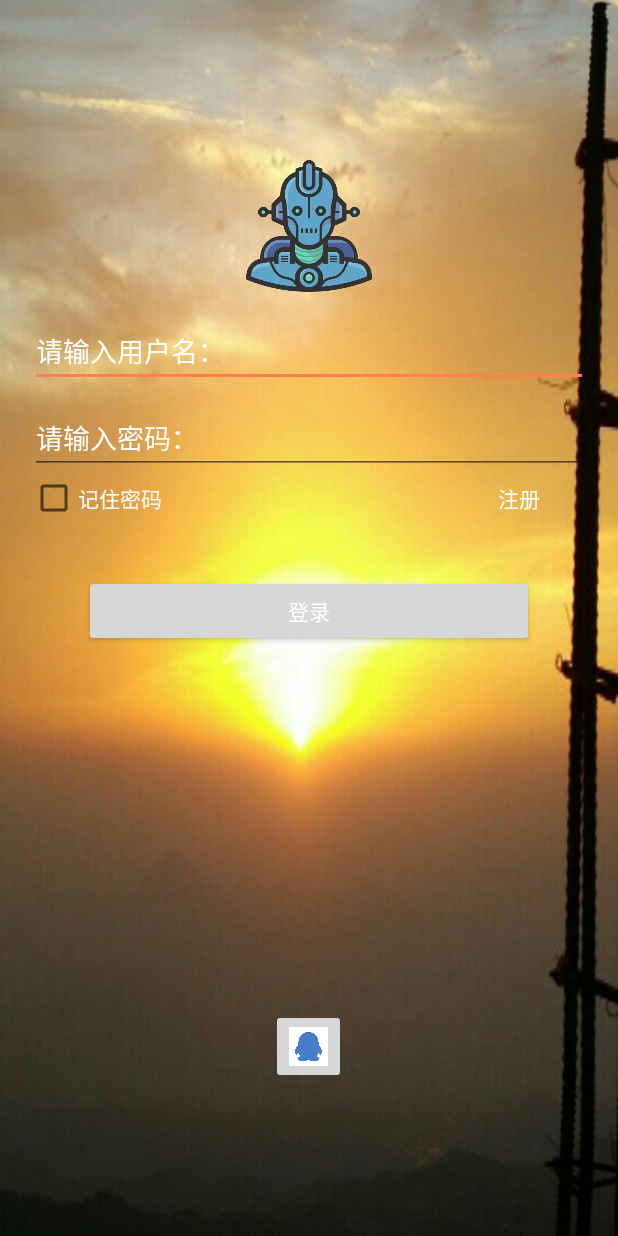
After one commit to yongchaos-Ma/secureLocation, an Android app: the layout login_activity.xml on its own in the app's theme, with its tools: preview values and no code run, on a phone screen of 412 x 824 dp. The commit adds this screen. Run offline under Robolectric (Android 15) with nearby library versions, the phone set to English and light mode, and no system bars.

Commit message:
2020/11/19 logindemo completed

```diff
--- a/app/build.gradle
+++ b/app/build.gradle
@@ -56,5 +56,5 @@ dependencies {
     annotationProcessor 'com.github.bumptech.glide:compiler:4.11.0'
     implementation "androidx.swiperefreshlayout:swiperefreshlayout:1.1.0"
 
-    implementation 'com.android.support:multidex:1.0.3'
+    implementation 'androidx.multidex:multidex:2.0.0'
 }
--- a/app/src/main/java/com/example/myapplication/DemoListActivity.java
+++ b/app/src/main/java/com/example/myapplication/DemoListActivity.java
@@ -17,8 +17,9 @@ import com.tbruyelle.rxpermissions2.RxPermissions;
 
 public class DemoListActivity extends ListActivity {
 
-    private ClassAndName[] datas = {
+    private final ClassAndName[] datas = {
             new ClassAndName(LocationActivity.class,"主程序"),
+            new ClassAndName(LoginActivity.class,"登录程序测试"),
             new ClassAndName(MainActivity.class,"基础标记显示"),
             new ClassAndName(TextOverlayActivity.class,"文字覆盖物"),
             //new ClassAndName(MarkerOverlayActivity.class,"标志覆盖物"),
--- /dev/null
+++ b/app/src/main/res/layout/login_activity.xml
@@ -0,0 +1,86 @@
+<?xml version="1.0" encoding="utf-8"?>
+<RelativeLayout xmlns:android="http://schemas.android.com/apk/res/android"
+    android:layout_width="match_parent"
+    android:layout_height="match_parent"
+    android:paddingTop="100dp"
+    android:paddingLeft="20dp"
+    android:paddingRight="20dp"
+    android:background="@drawable/im_background">
+    <ImageView
+        android:id="@+id/iv_1"
+        android:layout_width="100dp"
+        android:layout_height="100dp"
+        android:layout_centerHorizontal="true"
+        android:scaleType="fitCenter"
+        android:src="@drawable/im_robot"/>
+    <EditText
+        android:id="@+id/et_username"
+        android:layout_width="match_parent"
+        android:layout_height="wrap_content"
+        android:lines="1"
+        android:layout_marginTop="10dp"
+        android:hint="@string/hint_username"
+        android:textColorHint="@color/white"
+        android:textColor="@color/white"
+        android:layout_below="@id/iv_1"/>
+    <EditText
+        android:id="@+id/et_password"
+        android:layout_width="match_parent"
+        android:layout_height="wrap_content"
+        android:lines="1"
+        android:hint="@string/hint_password"
+        android:inputType="textPassword"
+        android:layout_marginTop="10dp"
+        android:layout_below="@id/et_username"
+        android:textColor="@color/white"
+        android:textColorHint="@color/white"/>
+    <LinearLayout
+        android:id="@+id/ly_1"
+        android:layout_below="@id/et_password"
+        android:layout_width="match_parent"
+        android:layout_height="wrap_content"
+        android:orientation="horizontal">
+        <CheckBox
+            android:id="@+id/cb_rm"
+            android:layout_width="wrap_content"
+            android:layout_height="wrap_content"
+            android:layout_below="@id/et_password"
+            android:text="@string/checkbox_re"
+            android:textColor="@color/white"
+            android:layout_gravity="left"
+            android:layout_weight="3"/>
+
+        <TextView
+            android:id="@+id/btn_register"
+            android:layout_width="wrap_content"
+            android:layout_height="match_parent"
+            android:layout_gravity="right"
+            android:gravity="center"
+            android:text="@string/regist"
+            android:textColor="@color/white"
+            android:textSize="14sp"
+            android:layout_weight="1"/>
+    </LinearLayout>
+
+    <Button
+        android:id="@+id/btn_confirm"
+        android:layout_width="300dp"
+        android:layout_height="wrap_content"
+        android:layout_below="@id/ly_1"
+        android:layout_marginTop="35dp"
+
+        android:text="@string/button_confirm"
+        android:layout_centerHorizontal="true"
+        android:textColor="@color/white" />
+
+
+    <ImageButton
+        android:id="@+id/im_qq"
+        android:layout_width="50dp"
+        android:layout_height="50dp"
+        android:layout_alignParentBottom="true"
+        android:layout_centerHorizontal="true"
+        android:src="@drawable/ic_qq"
+        android:scaleType="fitCenter"/>
+
+</RelativeLayout>
--- a/app/src/main/res/values/strings.xml
+++ b/app/src/main/res/values/strings.xml
@@ -76,4 +76,10 @@
     <string name="menu_disconnect">Disconnect</string>
     <string name="menu_scan">Scan</string>
     <string name="menu_stop">Stop</string>
+
+    <string name="hint_username">请输入用户名：</string>
+    <string name="hint_password">请输入密码：</string>
+    <string name="checkbox_re">记住密码</string>
+    <string name="regist">注册</string>
+    <string name="button_confirm">登录</string>
 </resources>
```
Also changed, not shown: app/src/main/AndroidManifest.xml (+5 -3 lines), app/src/main/java/com/example/myapplication/LoginActivity.java (added, +140 -0 lines), app/src/main/java/com/example/myapplication/UserData.java (added, +113 -0 lines), app/src/main/res/drawable/ic_qq.png (added), app/src/main/res/drawable/im_background.9.png (added), app/src/main/res/drawable/im_robot.png (added).
